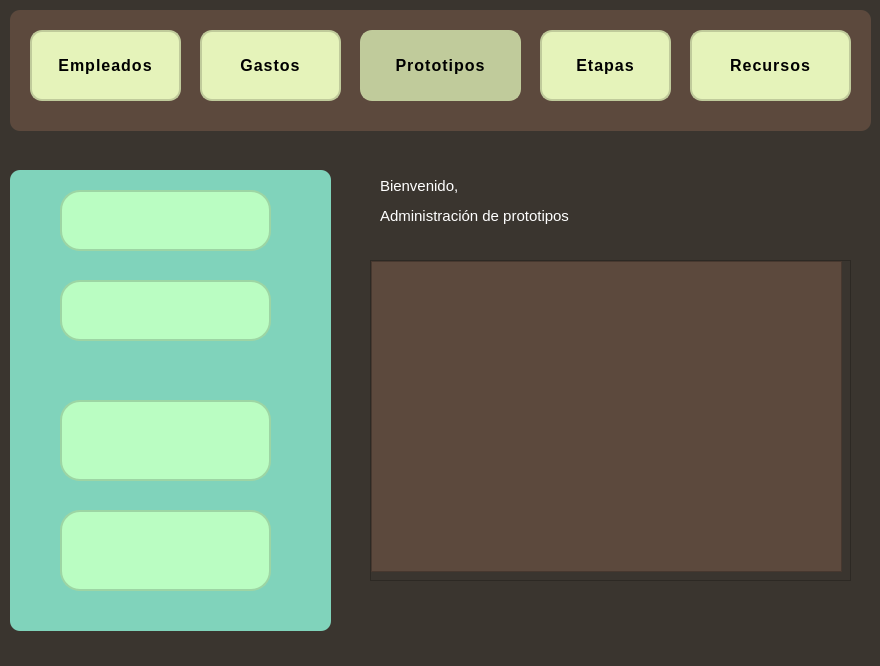
The window that V_P.ui (julinavas14/trabajo_programacion_sql) describes before a commit, drawn with Qt 5.
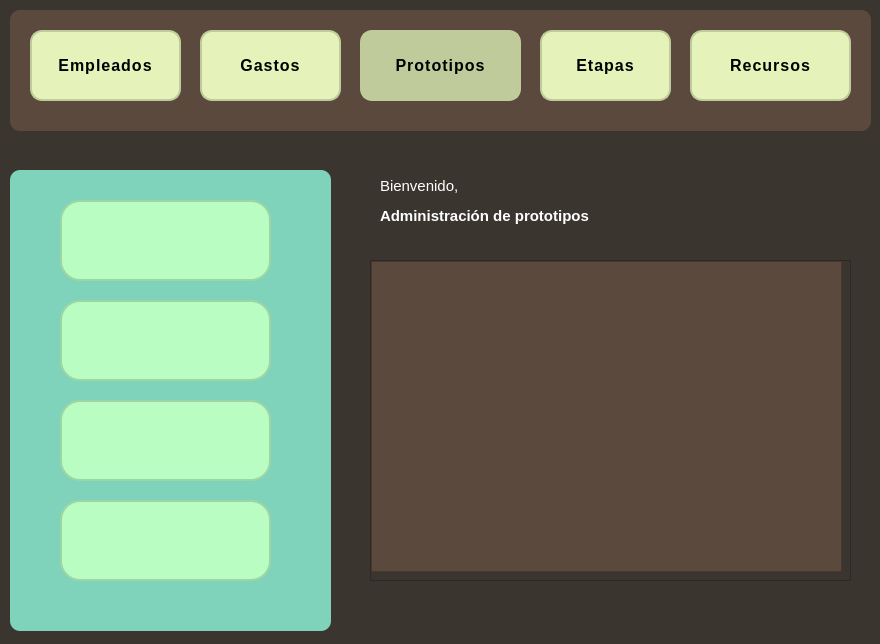
The same window after the commit. Icons and pictures are not drawn.

Diff of the .ui file:
```diff
--- a/V_P.ui
+++ b/V_P.ui
@@ -7,30 +7,16 @@
     <x>0</x>
     <y>0</y>
     <width>880</width>
-    <height>666</height>
+    <height>644</height>
    </rect>
   </property>
   <property name="windowTitle">
    <string>MainWindow</string>
   </property>
   <property name="styleSheet">
-   <string notr="true">QMessageBox{
-	background-color: #2d2d2d;
-	color: white;
-}
-QMessageBox QPushButton {
-	background-color: #5a5a5a;
-	color: white;
-    padding: 5px;
-	border-radius: 5px;
-}
-QMessageBox QPushButton:hover {
-	background-color: #6c6c6c;
-}
-*{
-	color :white;
-	background-color: rgb(58, 53, 47);
-}</string>
+   <string notr="true">color:white;
+background-color: rgb(58, 53, 47);
+</string>
   </property>
   <property name="labelUsuario" stdset="0">
    <string/>
@@ -54,7 +40,8 @@
     <property name="styleSheet">
      <string notr="true">font: 15px;
 font-family: 'Open Sans', Arial, sans-serif;
-color: white</string>
+color: white;
+font-weight: bold;</string>
     </property>
     <property name="text">
      <string>Administración de prototipos</string>
@@ -246,9 +233,9 @@
      <property name="geometry">
       <rect>
        <x>50</x>
-       <y>20</y>
+       <y>30</y>
        <width>211</width>
-       <height>61</height>
+       <height>81</height>
       </rect>
      </property>
      <property name="cursor">
@@ -275,9 +262,9 @@
      <property name="geometry">
       <rect>
        <x>50</x>
-       <y>110</y>
+       <y>130</y>
        <width>211</width>
-       <height>61</height>
+       <height>81</height>
       </rect>
      </property>
      <property name="cursor">
@@ -333,7 +320,7 @@
      <property name="geometry">
       <rect>
        <x>50</x>
-       <y>340</y>
+       <y>330</y>
        <width>211</width>
        <height>81</height>
       </rect>
```
